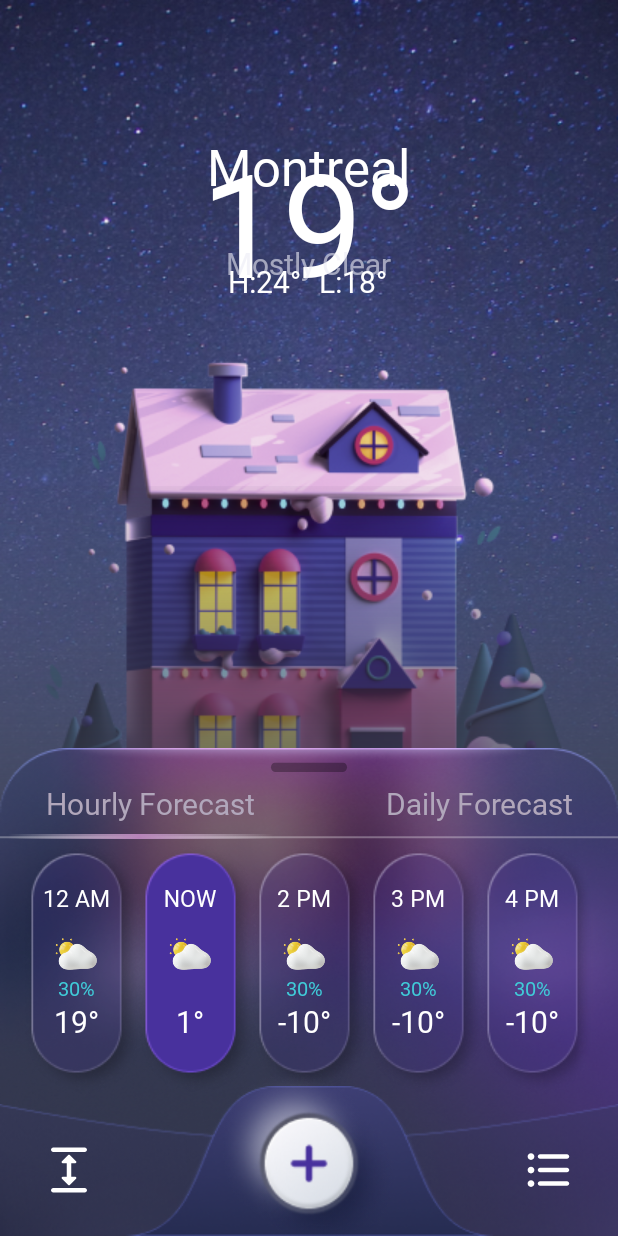
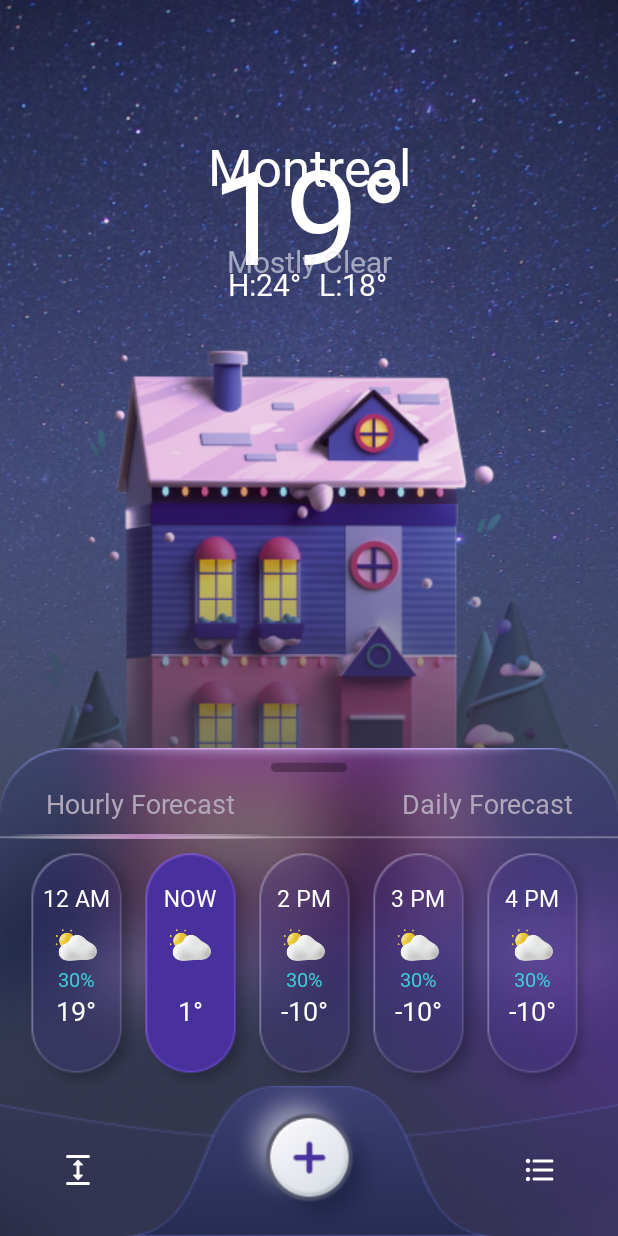
Before and after one commit to MoaazAtik/Sky, an Android app: the screen it shows after launch (MainActivity), after a tap on "Hourly Forecast", on a phone screen of 412 x 824 dp. Run offline under Robolectric (Android 15) with nearby library versions, the phone set to English and light mode, and no system bars; our stand-ins replace Volley; network calls fail; pictures from the network do not load; 1 other tap on this screen came first.

Commit message:
Delayed home dialog. Fixed Small touch target by using AppCompatImageButton. Home UI improvements. Fixed some font families are not applied.

```diff
--- a/app/src/main/java/com/example/weatherapiapp/MainActivity.java
+++ b/app/src/main/java/com/example/weatherapiapp/MainActivity.java
@@ -5,6 +5,7 @@ import androidx.appcompat.app.AlertDialog;
 import androidx.appcompat.app.AppCompatActivity;
 import androidx.appcompat.app.AppCompatDialog;
 import androidx.appcompat.widget.AppCompatButton;
+import androidx.appcompat.widget.AppCompatImageButton;
 import androidx.appcompat.widget.AppCompatImageView;
 import androidx.appcompat.widget.AppCompatTextView;
 import androidx.constraintlayout.motion.widget.MotionLayout;
@@ -17,6 +18,7 @@ import android.app.Dialog;
 import android.content.Intent;
 import android.content.SharedPreferences;
 import android.os.Bundle;
+import android.os.Handler;
 import android.util.Log;
 import android.view.LayoutInflater;
 import android.view.MotionEvent;
@@ -99,9 +101,9 @@ public class MainActivity extends AppCompatActivity {
         HorizontalScrollView horizontalScrollViewDaily = findViewById(R.id.daily_forecast_sv);
         AppCompatImageView underline = findViewById(R.id.underline);
         ConstraintLayout tabBar = findViewById(R.id.tab_bar);
-        AppCompatButton btnHomePlus = findViewById(R.id.btn_home_plus);
-        AppCompatButton btnHomeExpand = findViewById(R.id.btn_home_expand);
-        AppCompatButton btnHomeCitiesList = findViewById(R.id.btn_home_cities_list);
+        AppCompatImageButton btnHomePlus = findViewById(R.id.btn_home_plus);
+        AppCompatImageButton btnHomeExpand = findViewById(R.id.btn_home_expand);
+        AppCompatImageButton btnHomeCitiesList = findViewById(R.id.btn_home_cities_list);
 
         txtMainCity = findViewById(R.id.txt_home_city);
         txtMainTemp = findViewById(R.id.txt_home_temp);
@@ -196,8 +198,9 @@ public class MainActivity extends AppCompatActivity {
         txtVisibilityDescription = findViewById(R.id.txt_visibility_description);
         seekBarUvIndex = findViewById(R.id.seekbar_uv_index);
 
-
-        showHomeCityDialog();
+        new Handler().postDelayed(
+                () -> showHomeCityDialog(),
+                3000);
 
         // Get current Home City Preference
         homeCity = getSharedPreferences("MyPrefs", MODE_PRIVATE)
--- a/app/src/main/res/drawable/bulleted_list.xml
+++ b/app/src/main/res/drawable/bulleted_list.xml
@@ -1,5 +1,5 @@
-<vector android:autoMirrored="true" android:height="44dp"
+<vector android:autoMirrored="true" android:height="24dp"
     android:tint="#FFFFFF" android:viewportHeight="24"
-    android:viewportWidth="24" android:width="44dp" xmlns:android="http://schemas.android.com/apk/res/android">
+    android:viewportWidth="24" android:width="24dp" xmlns:android="http://schemas.android.com/apk/res/android">
     <path android:fillColor="@android:color/white" android:pathData="M4,10.5c-0.83,0 -1.5,0.67 -1.5,1.5s0.67,1.5 1.5,1.5 1.5,-0.67 1.5,-1.5 -0.67,-1.5 -1.5,-1.5zM4,4.5c-0.83,0 -1.5,0.67 -1.5,1.5S3.17,7.5 4,7.5 5.5,6.83 5.5,6 4.83,4.5 4,4.5zM4,16.5c-0.83,0 -1.5,0.68 -1.5,1.5s0.68,1.5 1.5,1.5 1.5,-0.68 1.5,-1.5 -0.67,-1.5 -1.5,-1.5zM8,19h12c0.55,0 1,-0.45 1,-1s-0.45,-1 -1,-1L8,17c-0.55,0 -1,0.45 -1,1s0.45,1 1,1zM8,13h12c0.55,0 1,-0.45 1,-1s-0.45,-1 -1,-1L8,11c-0.55,0 -1,0.45 -1,1s0.45,1 1,1zM7,6c0,0.55 0.45,1 1,1h12c0.55,0 1,-0.45 1,-1s-0.45,-1 -1,-1L8,5c-0.55,0 -1,0.45 -1,1z"/>
 </vector>
--- a/app/src/main/res/drawable/expand.xml
+++ b/app/src/main/res/drawable/expand.xml
@@ -1,5 +1,5 @@
-<vector android:height="44dp" android:tint="#FFFFFF"
+<vector android:height="24dp" android:tint="#FFFFFF"
     android:viewportHeight="24" android:viewportWidth="24"
-    android:width="44dp" xmlns:android="http://schemas.android.com/apk/res/android">
+    android:width="24dp" xmlns:android="http://schemas.android.com/apk/res/android">
     <path android:fillColor="@android:color/white" android:pathData="M5,20h14c0.55,0 1,0.45 1,1v0c0,0.55 -0.45,1 -1,1H5c-0.55,0 -1,-0.45 -1,-1v0C4,20.45 4.45,20 5,20zM5,2h14c0.55,0 1,0.45 1,1v0c0,0.55 -0.45,1 -1,1H5C4.45,4 4,3.55 4,3v0C4,2.45 4.45,2 5,2zM13,9h1.79c0.45,0 0.67,-0.54 0.35,-0.85l-2.79,-2.79c-0.2,-0.2 -0.51,-0.2 -0.71,0L8.85,8.15C8.54,8.46 8.76,9 9.21,9H11v6H9.21c-0.45,0 -0.67,0.54 -0.35,0.85l2.79,2.79c0.2,0.2 0.51,0.2 0.71,0l2.79,-2.79c0.31,-0.31 0.09,-0.85 -0.35,-0.85H13V9z"/>
 </vector>
--- a/app/src/main/res/layout/cities.xml
+++ b/app/src/main/res/layout/cities.xml
@@ -21,8 +21,8 @@
 
         <androidx.appcompat.widget.AppCompatImageButton
             android:id="@+id/btn_back"
-            android:layout_width="32dp"
-            android:layout_height="32dp"
+            android:layout_width="48dp"
+            android:layout_height="48dp"
             android:background="@color/transparent"
             android:src="@drawable/arrow_back"
             app:layout_constraintStart_toStartOf="parent"
@@ -40,11 +40,12 @@
             app:layout_constraintStart_toEndOf="@id/btn_back"
             app:layout_constraintTop_toTopOf="@id/btn_back" />
 
-        <androidx.appcompat.widget.AppCompatButton
+        <androidx.appcompat.widget.AppCompatImageButton
             android:id="@+id/btn_cities_add_city"
-            android:layout_width="32dp"
-            android:layout_height="32dp"
-            android:background="@drawable/add_circle"
+            android:layout_width="48dp"
+            android:layout_height="48dp"
+            android:background="@color/transparent"
+            android:src="@drawable/add_circle"
             app:layout_constraintBottom_toBottomOf="@id/et_add_city"
             app:layout_constraintEnd_toEndOf="parent"
             app:layout_constraintTop_toTopOf="@id/et_add_city" />
--- a/app/src/main/res/layout/main.xml
+++ b/app/src/main/res/layout/main.xml
@@ -64,7 +64,7 @@
             android:fontFamily="@font/sf_pro_display_thin"
             android:text="19°"
             android:textColor="@color/white"
-            android:textSize="96sp"
+            android:textSize="88sp"
             app:layout_constraintEnd_toEndOf="parent"
             app:layout_constraintStart_toStartOf="parent"
             app:layout_constraintTop_toBottomOf="@id/txt_home_city" />
@@ -73,7 +73,7 @@
             android:id="@+id/txt_home_condition_description"
             android:layout_width="wrap_content"
             android:layout_height="wrap_content"
-            android:layout_marginTop="-50dp"
+            android:layout_marginTop="-40dp"
             android:fontFamily="@font/sf_pro_display_semibold"
             android:text="Mostly Clear"
             android:textColor="@color/condition"
@@ -85,7 +85,7 @@
         <androidx.constraintlayout.widget.ConstraintLayout
             android:layout_width="120dp"
             android:layout_height="wrap_content"
-            android:layout_marginTop="-15dp">
+            android:layout_marginTop="-12dp">
 <!--            android:layout_width="wrap_content"-->
 
             <androidx.appcompat.widget.AppCompatTextView
@@ -198,7 +198,7 @@
                     android:text="Hourly Forecast"
                     android:textAllCaps="false"
                     android:textColor="@color/light_grey_purple"
-                    android:textSize="20sp"
+                    android:textSize="18sp"
                     app:layout_constraintBottom_toBottomOf="parent"
                     app:layout_constraintStart_toStartOf="parent"
                     app:layout_constraintTop_toTopOf="parent" />
@@ -214,7 +214,7 @@
                     android:text="Daily Forecast"
                     android:textAllCaps="false"
                     android:textColor="@color/light_grey_purple"
-                    android:textSize="20sp"
+                    android:textSize="18sp"
                     app:layout_constraintBottom_toBottomOf="parent"
                     app:layout_constraintEnd_toEndOf="parent"
                     app:layout_constraintTop_toTopOf="parent" />
@@ -258,7 +258,6 @@
                             android:id="@+id/hour_0_time"
                             android:layout_width="wrap_content"
                             android:layout_height="wrap_content"
-                            android:layout_marginBottom="6dp"
                             android:text="12 AM"
                             android:textColor="@color/white"
                             android:textSize="15sp"
@@ -290,7 +289,7 @@
                             android:layout_height="wrap_content"
                             android:text="19°"
                             android:textColor="@color/white"
-                            android:textSize="20sp"
+                            android:textSize="18sp"
                             app:fontFamily="@font/sf_pro_display_regular" />
                     </androidx.appcompat.widget.LinearLayoutCompat>
 
@@ -309,7 +308,6 @@
                             android:id="@+id/hour_1_time"
                             android:layout_width="wrap_content"
                             android:layout_height="wrap_content"
-                            android:layout_marginBottom="6dp"
                             android:text="NOW"
                             android:textColor="@color/white"
                             android:textSize="15sp"
@@ -339,7 +337,7 @@
                             android:layout_height="wrap_content"
                             android:text="1°"
                             android:textColor="@color/white"
-                            android:textSize="20sp"
+                            android:textSize="18sp"
                             app:fontFamily="@font/sf_pro_display_regular" />
                     </androidx.appcompat.widget.LinearLayoutCompat>
 
@@ -358,7 +356,6 @@
                             android:id="@+id/hour_2_time"
                             android:layout_width="wrap_content"
                             android:layout_height="wrap_content"
-                            android:layout_marginBottom="6dp"
                             android:text="2 PM"
                             android:textColor="@color/white"
                             android:textSize="15sp"
@@ -388,7 +385,7 @@
                             android:layout_height="wrap_content"
                             android:text="-10°"
                             android:textColor="@color/white"
-                            android:textSize="20sp"
+                            android:textSize="18sp"
                             app:fontFamily="@font/sf_pro_display_regular" />
                     </androidx.appcompat.widget.LinearLayoutCompat>
 
@@ -407,7 +404,6 @@
                             android:id="@+id/hour_3_time"
                             android:layout_width="wrap_content"
                             android:layout_height="wrap_content"
-                            android:layout_marginBottom="6dp"
                             android:text="3 PM"
                             android:textColor="@color/white"
                             android:textSize="15sp"
@@ -437,7 +433,7 @@
                             android:layout_height="wrap_content"
                             android:text="-10°"
                             android:textColor="@color/white"
-                            android:textSize="20sp"
+                            android:textSize="18sp"
                             app:fontFamily="@font/sf_pro_display_regular" />
                     </androidx.appcompat.widget.LinearLayoutCompat>
 
@@ -456,7 +452,6 @@
                             android:id="@+id/hour_4_time"
                             android:layout_width="wrap_content"
                             android:layout_height="wrap_content"
-                            android:layout_marginBottom="6dp"
                             android:text="4 PM"
                             android:textColor="@color/white"
                             android:textSize="15sp"
@@ -486,7 +481,7 @@
                             android:layout_height="wrap_content"
                             android:text="-10°"
                             android:textColor="@color/white"
-                            android:textSize="20sp"
+                            android:textSize="18sp"
                             app:fontFamily="@font/sf_pro_display_regular" />
                     </androidx.appcompat.widget.LinearLayoutCompat>
 
@@ -505,7 +500,6 @@
                             android:id="@+id/hour_5_time"
                             android:layout_width="wrap_content"
                             android:layout_height="wrap_content"
-                            android:layout_marginBottom="6dp"
                             android:text="5 PM"
                             android:textColor="@color/white"
                             android:textSize="15sp"
@@ -535,7 +529,7 @@
                             android:layout_height="wrap_content"
                             android:text="-10°"
                             android:textColor="@color/white"
-                            android:textSize="20sp"
+                            android:textSize="18sp"
                             app:fontFamily="@font/sf_pro_display_regular" />
                     </androidx.appcompat.widget.LinearLayoutCompat>
 
@@ -554,7 +548,6 @@
                             android:id="@+id/hour_6_time"
                             android:layout_width="wrap_content"
                             android:layout_height="wrap_content"
-                            android:layout_marginBottom="6dp"
                             android:text="6 PM"
                             android:textColor="@color/white"
                             android:textSize="15sp"
@@ -584,7 +577,7 @@
                             android:layout_height="wrap_content"
                             android:text="-10°"
                             android:textColor="@color/white"
-                            android:textSize="20sp"
+                            android:textSize="18sp"
                             app:fontFamily="@font/sf_pro_display_regular" />
                     </androidx.appcompat.widget.LinearLayoutCompat>
 
@@ -604,7 +597,6 @@
                             android:id="@+id/hour_7_time"
                             android:layout_width="wrap_content"
                             android:layout_height="wrap_content"
-                            android:layout_marginBottom="6dp"
                             android:text="7 PM"
                             android:textColor="@color/white"
                             android:textSize="15sp"
@@ -634,7 +626,7 @@
                             android:layout_height="wrap_content"
                             android:text="-10°"
                             android:textColor="@color/white"
-                            android:textSize="20sp"
+                            android:textSize="18sp"
                             app:fontFamily="@font/sf_pro_display_regular" />
                     </androidx.appcompat.widget.LinearLayoutCompat>
 
@@ -677,7 +669,6 @@
                             android:id="@+id/day_0_time"
                             android:layout_width="wrap_content"
                             android:layout_height="wrap_content"
-                            android:layout_marginBottom="6dp"
                             android:text="MON"
                             android:textColor="@color/white"
                             android:textSize="15sp"
@@ -709,7 +700,7 @@
                             android:layout_height="wrap_content"
                             android:text="19°"
                             android:textColor="@color/white"
-                            android:textSize="20sp"
+                            android:textSize="18sp"
                             app:fontFamily="@font/sf_pro_display_regular" />
                     </androidx.appcompat.widget.LinearLayoutCompat>
 
@@ -728,7 +719,6 @@
                             android:id="@+id/day_1_time"
                             android:layout_width="wrap_content"
                             android:layout_height="wrap_content"
-                            android:layout_marginBottom="6dp"
                             android:text="TUE"
                             android:textColor="@color/white"
                             android:textSize="15sp"
@@ -758,7 +748,7 @@
                             android:layout_height="wrap_content"
                             android:text="1°"
                             android:textColor="@color/white"
-                            android:textSize="20sp"
+                            android:textSize="18sp"
                             app:fontFamily="@font/sf_pro_display_regular" />
                     </androidx.appcompat.widget.LinearLayoutCompat>
 
@@ -777,7 +767,6 @@
                             android:id="@+id/day_2_time"
                             android:layout_width="wrap_content"
                             android:layout_height="wrap_content"
-                            android:layout_marginBottom="6dp"
                             android:text="WED"
                             android:textColor="@color/white"
                             android:textSize="15sp"
@@ -807,7 +796,7 @@
                             android:layout_height="wrap_content"
                             android:text="-10°"
                             android:textColor="@color/white"
-                            android:textSize="20sp"
+                            android:textSize="18sp"
                             app:fontFamily="@font/sf_pro_display_regular" />
                     </androidx.appcompat.widget.LinearLayoutCompat>
 
@@ -826,7 +815,6 @@
                             android:id="@+id/day_3_time"
                             android:layout_width="wrap_content"
                             android:layout_height="wrap_content"
-                            android:layout_marginBottom="6dp"
                             android:text="THUR"
                             android:textColor="@color/white"
                             android:textSize="15sp"
@@ -856,7 +844,7 @@
                             android:layout_height="wrap_content"
                             android:text="-10°"
                             android:textColor="@color/white"
-                            android:textSize="20sp"
+                            android:textSize="18sp"
                             app:fontFamily="@font/sf_pro_display_regular" />
                     </androidx.appcompat.widget.LinearLayoutCompat>
 
@@ -875,7 +863,6 @@
                             android:id="@+id/day_4_time"
                             android:layout_width="wrap_content"
                             android:layout_height="wrap_content"
-                            android:layout_marginBottom="6dp"
                             android:text="FRI"
                             android:textColor="@color/white"
                             android:textSize="15sp"
@@ -905,7 +892,7 @@
                             android:layout_height="wrap_content"
                             android:text="-10°"
                             android:textColor="@color/white"
-                            android:textSize="20sp"
+                            android:textSize="18sp"
                             app:fontFamily="@font/sf_pro_display_regular" />
                     </androidx.appcompat.widget.LinearLayoutCompat>
 
@@ -924,7 +911,6 @@
                             android:id="@+id/day_5_time"
                             android:layout_width="wrap_content"
                             android:layout_height="wrap_content"
-                            android:layout_marginBottom="6dp"
                             android:text="SAT"
                             android:textColor="@color/white"
                             android:textSize="15sp"
@@ -954,7 +940,7 @@
                             android:layout_height="wrap_content"
                             android:text="-10°"
                             android:textColor="@color/white"
-                            android:textSize="20sp"
+                            android:textSize="18sp"
                             app:fontFamily="@font/sf_pro_display_regular" />
                     </androidx.appcompat.widget.LinearLayoutCompat>
 
@@ -974,7 +960,6 @@
                             android:id="@+id/day_6_time"
                             android:layout_width="wrap_content"
                             android:layout_height="wrap_content"
-                            android:layout_marginBottom="6dp"
                             android:text="SUN"
                             android:textColor="@color/white"
                             android:textSize="15sp"
@@ -1004,7 +989,7 @@
                             android:layout_height="wrap_content"
                             android:text="-10°"
                             android:textColor="@color/white"
-                            android:textSize="20sp"
+                            android:textSize="18sp"
                             app:fontFamily="@font/sf_pro_display_regular" />
                     </androidx.appcompat.widget.LinearLayoutCompat>
 
@@ -1053,32 +1038,37 @@
             app:layout_constraintStart_toStartOf="parent"
             app:srcCompat="@drawable/tabbar_front" />
 
-        <androidx.appcompat.widget.AppCompatButton
+        <androidx.appcompat.widget.AppCompatImageButton
             android:id="@+id/btn_home_plus"
             android:layout_width="120dp"
+            android:scaleX="0.9"
+            android:scaleY="0.9"
             android:layout_height="120dp"
-            android:layout_marginTop="-10dp"
-            android:background="@drawable/plus_button"
+            android:layout_marginTop="-14dp"
+            android:src="@drawable/plus_button"
+            android:background="@color/transparent"
             app:layout_constraintEnd_toEndOf="parent"
             app:layout_constraintStart_toStartOf="parent"
             app:layout_constraintTop_toTopOf="@id/tab_bar_front" />
 
-        <androidx.appcompat.widget.AppCompatButton
+        <androidx.appcompat.widget.AppCompatImageButton
             android:id="@+id/btn_home_expand"
-            android:layout_width="36dp"
-            android:layout_height="36dp"
+            android:layout_width="48dp"
+            android:layout_height="48dp"
             android:layout_marginStart="28dp"
-            android:background="@drawable/expand"
+            android:src="@drawable/expand"
+            android:background="@color/transparent"
             app:layout_constraintBottom_toBottomOf="parent"
             app:layout_constraintStart_toStartOf="parent"
             app:layout_constraintTop_toTopOf="@id/tab_bar_back" />
 
-        <androidx.appcompat.widget.AppCompatButton
+        <androidx.appcompat.widget.AppCompatImageButton
             android:id="@+id/btn_home_cities_list"
-            android:layout_width="36dp"
-            android:layout_height="36dp"
+            android:layout_width="48dp"
+            android:layout_height="48dp"
             android:layout_marginEnd="28dp"
-            android:background="@drawable/bulleted_list"
+            android:src="@drawable/bulleted_list"
+            android:background="@color/transparent"
             app:layout_constraintBottom_toBottomOf="parent"
             app:layout_constraintEnd_toEndOf="parent"
             app:layout_constraintTop_toTopOf="@id/tab_bar_back" />
--- a/app/src/main/res/values/themes.xml
+++ b/app/src/main/res/values/themes.xml
@@ -18,8 +18,6 @@
         <!-- Context Menu theme -->
         <item name="popupMenuBackground">@drawable/context_menu_background</item>
         <item name="android:textColor">@color/white</item>
-        <item name="fontFamily">@font/sf_pro_display_regular</item>
-        <item name="android:fontFamily">@font/sf_pro_display_regular</item>
     </style>
 
     <!-- Theme of Home city dialog. -->
```
